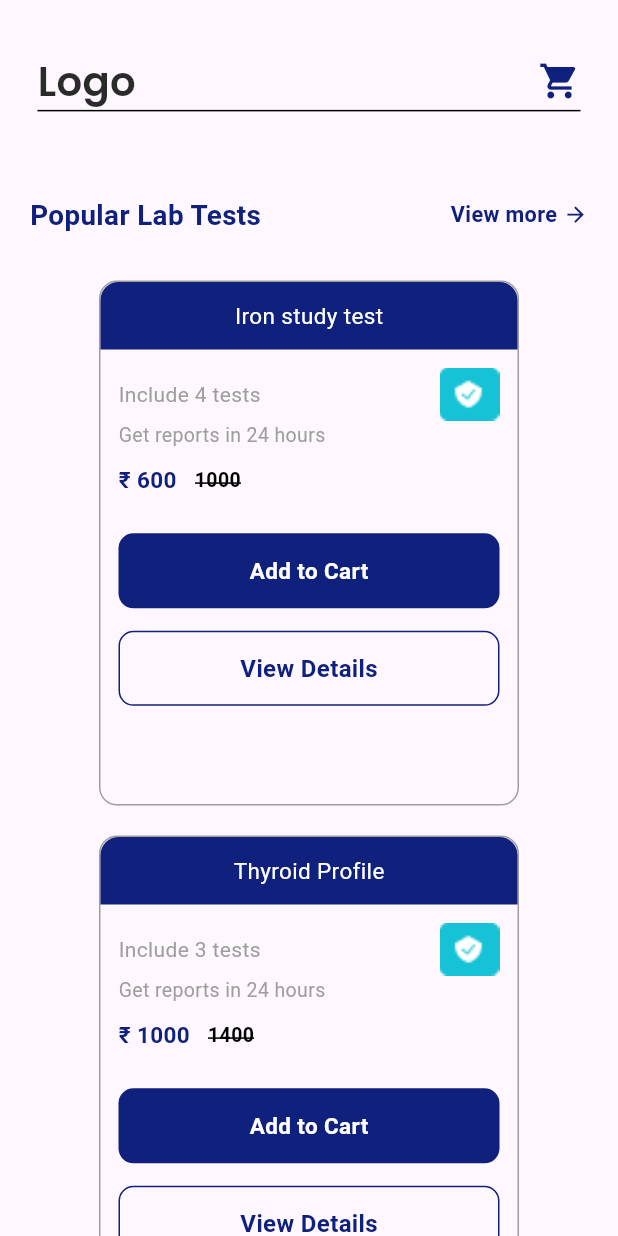
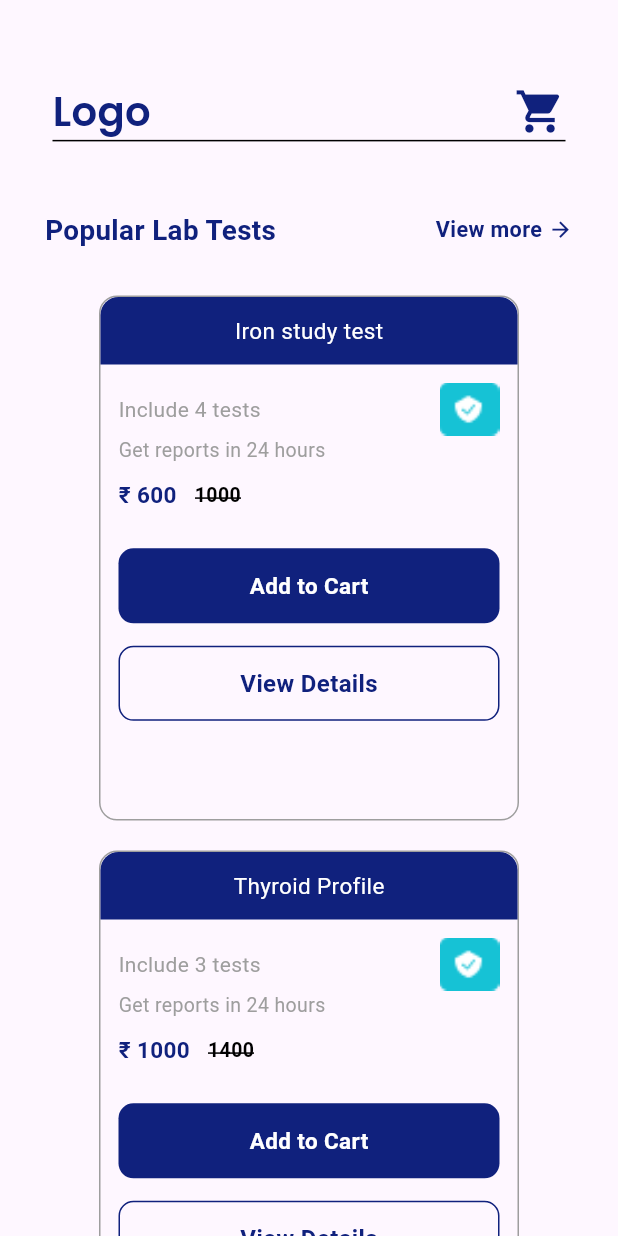
Before and after one commit to testgithubtiwari/HealthApp, a Flutter app: the screen it shows after launch, on a phone screen of 412 x 824 dp. Run offline on Flutter 3.47's test engine with Material 3 defaults, Android fonts, the light colour scheme and no system bars; our stand-ins replace firebase_core, firebase_database, flutter_local_notifications, flutter_spinkit, google_fonts; accounts and stored records are empty.

Commit message:
footer done

```diff
--- a/lib/pages/homepage.dart
+++ b/lib/pages/homepage.dart
@@ -8,6 +8,7 @@ import 'package:frontend/widgets/customappbar.dart';
 import 'package:frontend/widgets/customappbarphone.dart';
 import 'package:frontend/widgets/custompackagescontaner.dart';
 import 'package:frontend/widgets/customtestscontainer.dart';
+import 'package:frontend/widgets/footer.dart';
 import 'package:frontend/widgets/popularlabtests.dart';
 import 'package:frontend/widgets/popularpackages.dart';
 import 'package:provider/provider.dart';
@@ -38,21 +39,28 @@ class _HomePageState extends State<HomePage> {
     return ChangeNotifierProvider(
       create: (_) => CartProvider(),
       child: Scaffold(
-        body: Stack(
+        body: SingleChildScrollView(
+          child: Column(
             children: [
-            SingleChildScrollView(
-              child: Container(
-                padding: const EdgeInsets.fromLTRB(
-                  20,
-                  30,
-                  20,
-                  0,
-                ),
+              Container(
+                padding: const EdgeInsets.fromLTRB(30, 50, 30, 0),
+                child: SingleChildScrollView(
                   child: Column(
                     mainAxisAlignment: MainAxisAlignment.start,
                     crossAxisAlignment: CrossAxisAlignment.center,
                     children: [
-                    const SizedBox(height: 100),
+                      Consumer<CartProvider>(
+                        builder: (context, cartProvider, _) => Container(
+                          child: size.width >= 900
+                              ? CustomAppBar(
+                                  cartItemCount: cartProvider.cartItemCount,
+                                )
+                              : CustomPhoneAppBar(
+                                  cartItemCount: cartProvider.cartItemCount,
+                                ),
+                        ),
+                      ),
+                      // const SizedBox(height: 40),
                       const PopularLabTests(),
                       const SizedBox(height: 20),
                       Container(
@@ -91,34 +99,15 @@ class _HomePageState extends State<HomePage> {
                           }).toList(),
                         ),
                       ),
-                    const SizedBox(height: 15),
+                      // Your footer widget
                     ],
                   ),
                 ),
               ),
-            Consumer<CartProvider>(
-              builder: (context, cartProvider, _) => Positioned(
-                top: 0,
-                left: 0,
-                right: 0,
-                child: Container(
-                  padding: const EdgeInsets.fromLTRB(
-                    20,
-                    30,
-                    20,
-                    0,
+              const SizedBox(height: 20),
+              size.width >= 1100 ? const Footer() : Container(),
+            ],
           ),
-                  child: size.width >= 900
-                      ? CustomAppBar(
-                          cartItemCount: cartProvider.cartItemCount,
-                        )
-                      : CustomPhoneAppBar(
-                          cartItemCount: cartProvider.cartItemCount,
-                        ),
-                ),
-              ),
-            ),
-          ],
         ),
       ),
     );
--- a/lib/widgets/customappbar.dart
+++ b/lib/widgets/customappbar.dart
@@ -55,7 +55,7 @@ class _CustomAppBarState extends State<CustomAppBar> {
                       const Icon(
                         Icons.shopping_cart,
                         color: mainColor,
-                        size: 30,
+                        size: 45,
                       ),
                       if (widget.cartItemCount > 0)
                         Positioned(
--- a/lib/widgets/customappbarphone.dart
+++ b/lib/widgets/customappbarphone.dart
@@ -32,7 +32,7 @@ class _CustomPhoneAppBarState extends State<CustomPhoneAppBar> {
               Text(
                 'Logo',
                 style: GoogleFonts.poppins(
-                  color: const Color.fromARGB(211, 0, 0, 0),
+                  color: mainColor,
                   fontSize: size.width * 0.065,
                   fontWeight: FontWeight.w600,
                 ),
@@ -44,10 +44,10 @@ class _CustomPhoneAppBarState extends State<CustomPhoneAppBar> {
                 },
                 child: Stack(
                   children: [
-                    const Icon(
+                    Icon(
                       Icons.shopping_cart,
                       color: mainColor,
-                      size: 28,
+                      size: size.width >= 700 ? 44 : 34,
                     ),
                     if (widget.cartItemCount > 0)
                       Positioned(
@@ -58,16 +58,16 @@ class _CustomPhoneAppBarState extends State<CustomPhoneAppBar> {
                             shape: BoxShape.circle,
                             color: Colors.red,
                           ),
-                          constraints: const BoxConstraints(
-                            minWidth: 16,
-                            minHeight: 16,
+                          constraints: BoxConstraints(
+                            minWidth: size.width >= 700 ? 20 : 16,
+                            minHeight: size.width >= 700 ? 20 : 16,
                           ),
                           child: Text(
                             widget.cartItemCount.toString(),
                             textAlign: TextAlign.center,
-                            style: const TextStyle(
+                            style: TextStyle(
                               color: Colors.white,
-                              fontSize: 12,
+                              fontSize: size.width >= 700 ? 18 : 12,
                               fontWeight: FontWeight.bold,
                             ),
                           ),
```
Also changed, not shown: lib/pages/cart.dart (+22 -6 lines), lib/pages/sucess.dart (+9 -1 lines), lib/widgets/footer.dart (added, +333 -0 lines). Lines whose indentation alone changed are shown as unchanged.
